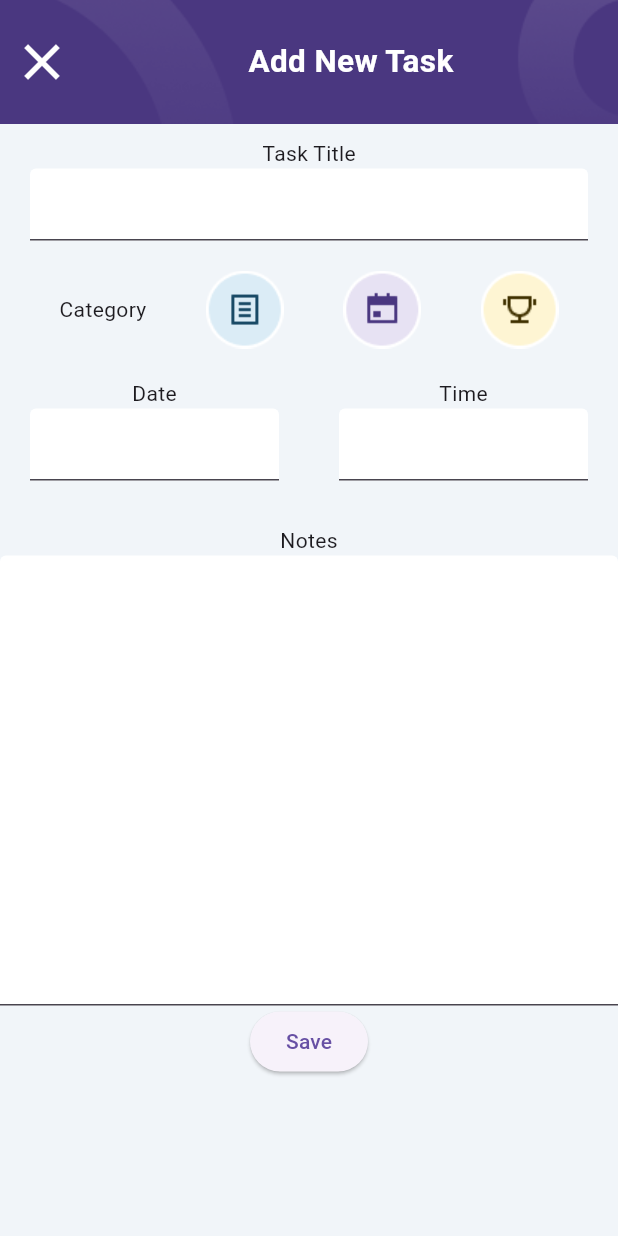
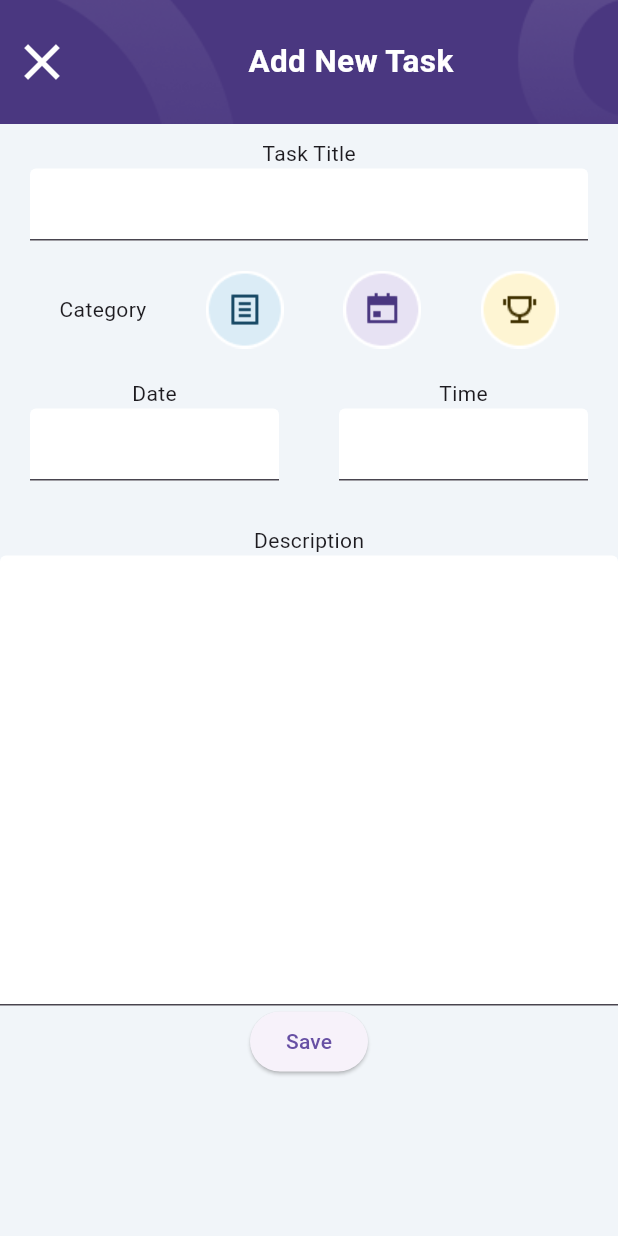
Before and after one commit to ismaildrcn/todo, a Flutter app: the screen it shows after launch, after a tap on "Add New Task", on a phone screen of 412 x 824 dp. Run offline on Flutter 3.47's test engine with Material 3 defaults, Android fonts, the phone set to English and light mode, and no system bars; our stand-ins replace hexcolor.

Commit message:
Add new task saving process

```diff
--- a/lib/screens/home.dart
+++ b/lib/screens/home.dart
@@ -10,6 +10,14 @@ import 'package:todo/todoItem.dart';
 // List<String> todo = ["Study Lessons", "Run SK", "Got to party"];
 // List<String> todoCompleted = ["Game meetup", "Take out tash"];
 
+class HomeScreen extends StatefulWidget {
+  const HomeScreen({super.key});
+
+  @override
+  State<HomeScreen> createState() => _HomeScreenState();
+}
+
+class _HomeScreenState extends State<HomeScreen> {
   List<Task> todo = [
     Task(
         type: TaskType.note,
@@ -41,8 +49,11 @@ List<Task> completed = [
         isCompleted: false),
   ];
 
-class HomeScreen extends StatelessWidget {
-  const HomeScreen({super.key});
+  void addNewTask(Task newTask) {
+    setState(() {
+      todo.add(newTask);
+    });
+  }
 
   @override
   Widget build(BuildContext context) {
@@ -99,8 +110,9 @@ class HomeScreen extends StatelessWidget {
             ),
             ElevatedButton(
                 onPressed: () {
-                  Navigator.of(context).push(
-                      MaterialPageRoute(builder: (context) => AddNewTask()));
+                  Navigator.of(context).push(MaterialPageRoute(
+                      builder: (context) => AddNewTask(
+                          addNewTask: (newTask) => addNewTask(newTask))));
                 },
                 child: Text("Add New Task"))
           ]),
--- a/lib/screens/new_task.dart
+++ b/lib/screens/new_task.dart
@@ -1,9 +1,24 @@
 import 'package:flutter/material.dart';
 import 'package:hexcolor/hexcolor.dart';
 import 'package:todo/constants/colors.dart';
+import 'package:todo/constants/task_type.dart';
+import 'package:todo/model/task.dart';
 
-class AddNewTask extends StatelessWidget {
-  const AddNewTask({super.key});
+class AddNewTask extends StatefulWidget {
+  const AddNewTask({super.key, required this.addNewTask});
+
+  final void Function(Task newTask) addNewTask;
+
+  @override
+  State<AddNewTask> createState() => _AddNewTaskState();
+}
+
+class _AddNewTaskState extends State<AddNewTask> {
+  TextEditingController titleController = TextEditingController();
+  TextEditingController dateController = TextEditingController();
+  TextEditingController timeController = TextEditingController();
+  TextEditingController descriptionController = TextEditingController();
+  TaskType taskType = TaskType.note;
 
   @override
   Widget build(BuildContext context) {
@@ -55,6 +70,7 @@ class AddNewTask extends StatelessWidget {
               Padding(
                 padding: const EdgeInsets.symmetric(horizontal: 20),
                 child: TextField(
+                    controller: titleController,
                     decoration:
                         InputDecoration(filled: true, fillColor: Colors.white)),
               ),
@@ -69,6 +85,9 @@ class AddNewTask extends StatelessWidget {
                         ScaffoldMessenger.of(context).showSnackBar(SnackBar(
                             duration: Duration(milliseconds: 450),
                             content: Text("Category Selected")));
+                        setState(() {
+                          taskType = TaskType.note;
+                        });
                       },
                       child: Image.asset("lib/assets/images/category_1.png"),
                     ),
@@ -77,6 +96,9 @@ class AddNewTask extends StatelessWidget {
                         ScaffoldMessenger.of(context).showSnackBar(SnackBar(
                             duration: Duration(milliseconds: 450),
                             content: Text("Category Selected")));
+                        setState(() {
+                          taskType = TaskType.calender;
+                        });
                       },
                       child: Image.asset("lib/assets/images/category_2.png"),
                     ),
@@ -85,6 +107,9 @@ class AddNewTask extends StatelessWidget {
                         ScaffoldMessenger.of(context).showSnackBar(SnackBar(
                             duration: Duration(milliseconds: 450),
                             content: Text("Category Selected")));
+                        setState(() {
+                          taskType = TaskType.contest;
+                        });
                       },
                       child: Image.asset("lib/assets/images/category_3.png"),
                     )
@@ -102,6 +127,7 @@ class AddNewTask extends StatelessWidget {
                           Padding(
                             padding: const EdgeInsets.symmetric(horizontal: 20),
                             child: TextField(
+                              controller: dateController,
                               decoration: InputDecoration(
                                   filled: true, fillColor: Colors.white),
                             ),
@@ -116,6 +142,7 @@ class AddNewTask extends StatelessWidget {
                           Padding(
                             padding: const EdgeInsets.symmetric(horizontal: 20),
                             child: TextField(
+                              controller: timeController,
                               decoration: InputDecoration(
                                   filled: true, fillColor: Colors.white),
                             ),
@@ -128,18 +155,29 @@ class AddNewTask extends StatelessWidget {
               ),
               Padding(
                 padding: const EdgeInsets.only(top: 10),
-                child: Text("Notes"),
+                child: Text("Description"),
               ),
               SizedBox(
                 height: 300,
                 child: TextField(
+                  controller: descriptionController,
                   expands: true,
                   maxLines: null,
                   decoration: InputDecoration(
                       filled: true, fillColor: Colors.white, isDense: true),
                 ),
               ),
-              ElevatedButton(onPressed: () {}, child: Text("Save"))
+              ElevatedButton(
+                  onPressed: () {
+                    Task newTask = Task(
+                        type: taskType,
+                        title: titleController.text,
+                        description: descriptionController.text,
+                        isCompleted: false);
+                    widget.addNewTask(newTask);
+                    Navigator.pop(context);
+                  },
+                  child: Text("Save"))
             ],
           ),
         ),
```
Lines whose indentation alone changed are shown as unchanged.
